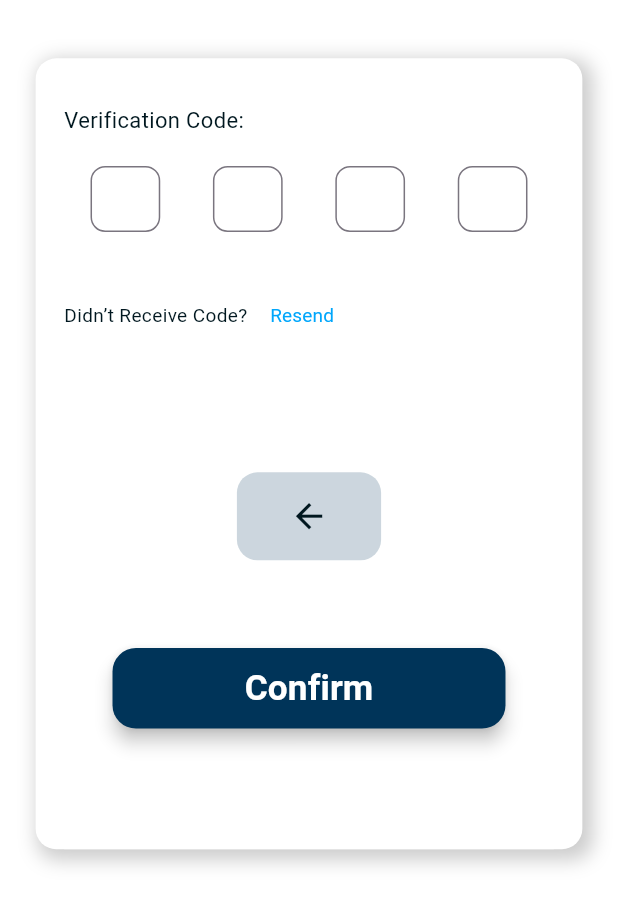
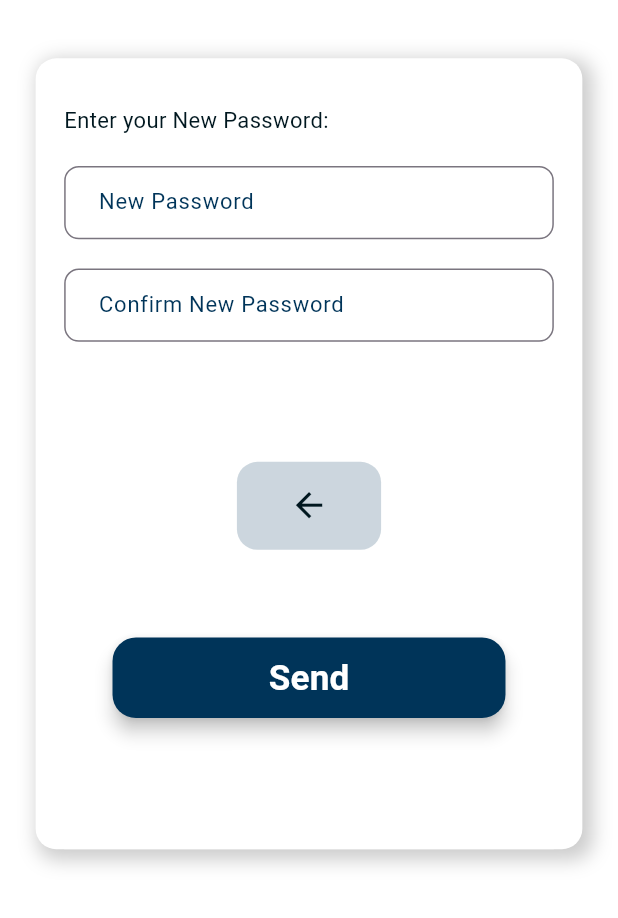
Before and after one commit to MohammedMotlaq/CVHAT, a Flutter app: the screen it shows after launch, after a tap on "Reset here", after a tap on "Send", after a tap on "Confirm", on a phone screen of 412 x 824 dp, the part 318-1236 px from its top. Run offline on Flutter 3.47's test engine with Material 3 defaults, Android fonts, the phone set to English and light mode, and no system bars; our stand-ins replace flutter_screenutil.

Commit message:
feat: confirm password widget

```diff
--- a/lib/views/auth/register_screen.dart
+++ b/lib/views/auth/register_screen.dart
@@ -1,5 +1,6 @@
 import 'package:cvhat/app_router.dart';
 import 'package:cvhat/core/resources/app_colors.dart';
+import 'package:cvhat/views/auth/widgets/confirm_password_widget.dart';
 import 'package:cvhat/views/auth/widgets/forget_password_widget.dart';
 import 'package:cvhat/views/auth/widgets/login_widget.dart';
 import 'package:cvhat/views/auth/widgets/otp_widget.dart';
@@ -75,8 +76,8 @@ Widget _getAuthWidget(AuthState state) {
       return const ForgetPasswordWidget();
     case AuthState.otp:
       return const OtpWidget();
-    // case AuthState.confirmPassword:
-    //   return const ConfirmPasswordWidget();
+    case AuthState.confirmPassword:
+      return const ConfirmPasswordWidget();
     default:
       return const LoginWidget();
   }
--- /dev/null
+++ b/lib/views/auth/widgets/confirm_password_widget.dart
@@ -0,0 +1,82 @@
+import 'package:cvhat/core/resources/app_colors.dart';
+import 'package:cvhat/providers/ui_provider.dart';
+import 'package:cvhat/widgets/custom_back_button.dart';
+import 'package:cvhat/widgets/custom_button.dart';
+import 'package:cvhat/widgets/custom_text_field.dart';
+import 'package:flutter/material.dart';
+import 'package:flutter_screenutil/flutter_screenutil.dart';
+import 'package:provider/provider.dart';
+
+class ConfirmPasswordWidget extends StatelessWidget {
+  const ConfirmPasswordWidget({super.key});
+
+  @override
+  Widget build(BuildContext context) {
+    TextEditingController controller = TextEditingController();
+    TextEditingController controller1 = TextEditingController();
+    return Consumer<UiProvider>(builder: (context, uiProvider, child) {
+      return Container(
+        color: AppColors.bgWhite,
+        child: Column(
+          mainAxisAlignment: MainAxisAlignment.start,
+          crossAxisAlignment: CrossAxisAlignment.start,
+          children: [
+            Text(
+              "Enter your New Password:",
+              style: TextStyle(
+                  color: AppColors.textPrimary,
+                  fontSize: 15.sp,
+                  fontWeight: FontWeight.normal),
+            ),
+            SizedBox(
+              height: 20.h,
+            ),
+            CustomTextField(
+              width: 309,
+              height: 50,
+              textInputAction: TextInputAction.done,
+              textEditingController: controller,
+              hintText: 'New Password',
+              inputType: TextInputType.visiblePassword,
+              obscure: true,
+            ),
+            SizedBox(
+              height: 20.h,
+            ),
+            CustomTextField(
+              width: 309,
+              height: 50,
+              textInputAction: TextInputAction.done,
+              textEditingController: controller1,
+              hintText: 'Confirm New Password',
+              inputType: TextInputType.visiblePassword,
+              obscure: true,
+            ),
+            SizedBox(
+              height: 82.h,
+            ),
+            Center(child: CustomBackButton(
+              onTap: () {
+                uiProvider.setAuthState(AuthState.otp);
+              },
+            )),
+            SizedBox(
+              height: 60.h,
+            ),
+            CustomButton(
+              height: 55,
+              width: 248,
+              title: 'Send',
+              onTap: () {
+                uiProvider.setAuthState(AuthState.login);
+              },
+            ),
+            SizedBox(
+              height: 20.h,
+            ),
+          ],
+        ),
+      );
+    });
+  }
+}
--- a/lib/views/auth/widgets/login_widget.dart
+++ b/lib/views/auth/widgets/login_widget.dart
@@ -1,3 +1,4 @@
+import 'package:cvhat/app_router.dart';
 import 'package:cvhat/core/resources/app_colors.dart';
 import 'package:cvhat/providers/ui_provider.dart';
 import 'package:cvhat/widgets/custom_button.dart';
@@ -5,6 +6,8 @@ import 'package:cvhat/widgets/custom_text_field.dart';
 import 'package:flutter/material.dart';
 import 'package:provider/provider.dart';
 import 'package:flutter_screenutil/flutter_screenutil.dart';
+
+import '../../home_screen/home_page.dart';
 
 class LoginWidget extends StatelessWidget {
   const LoginWidget({super.key});
@@ -84,7 +87,9 @@ class LoginWidget extends StatelessWidget {
             height: 55,
             width: 248,
             title: 'Login',
-            onTap: () {},
+            onTap: () {
+              AppRouter.pushWidget(const HomePage());
+            },
           ),
           SizedBox(height: 20.h),
           Consumer<UiProvider>(
--- a/lib/views/auth/widgets/otp_widget.dart
+++ b/lib/views/auth/widgets/otp_widget.dart
@@ -94,7 +94,9 @@ class OtpWidget extends StatelessWidget {
               height: 55,
               width: 248,
               title: 'Confirm',
-              onTap: () {},
+              onTap: () {
+                uiProvider.setAuthState(AuthState.confirmPassword);
+              },
             ),
             SizedBox(
               height: 20.h,
```
